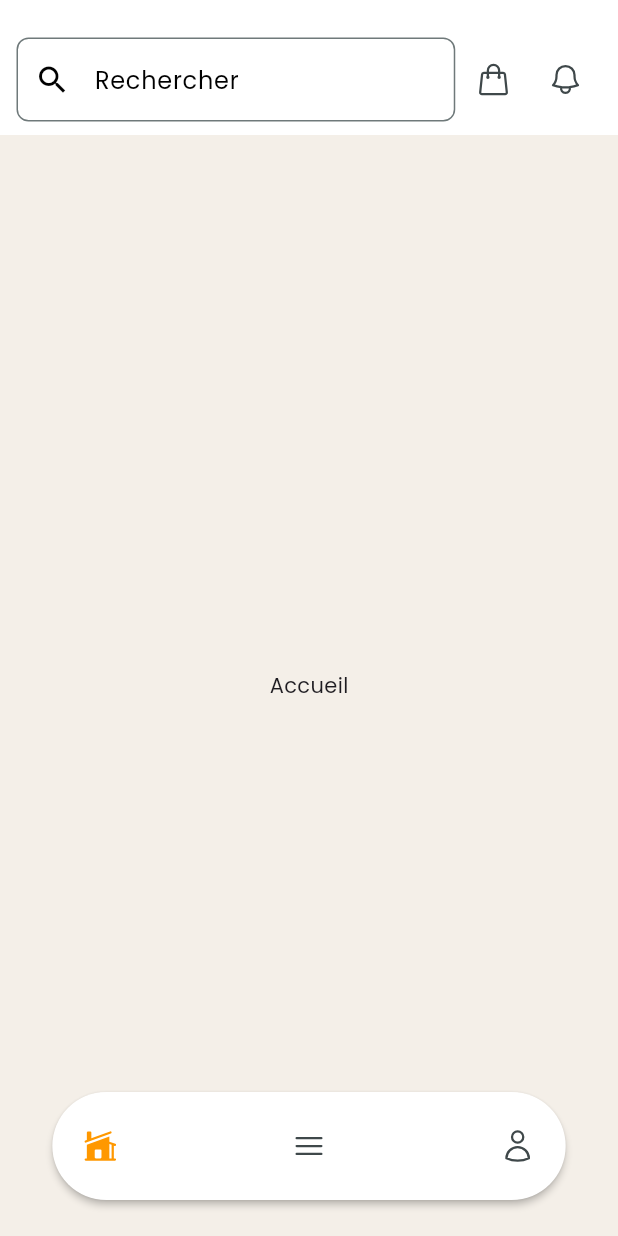
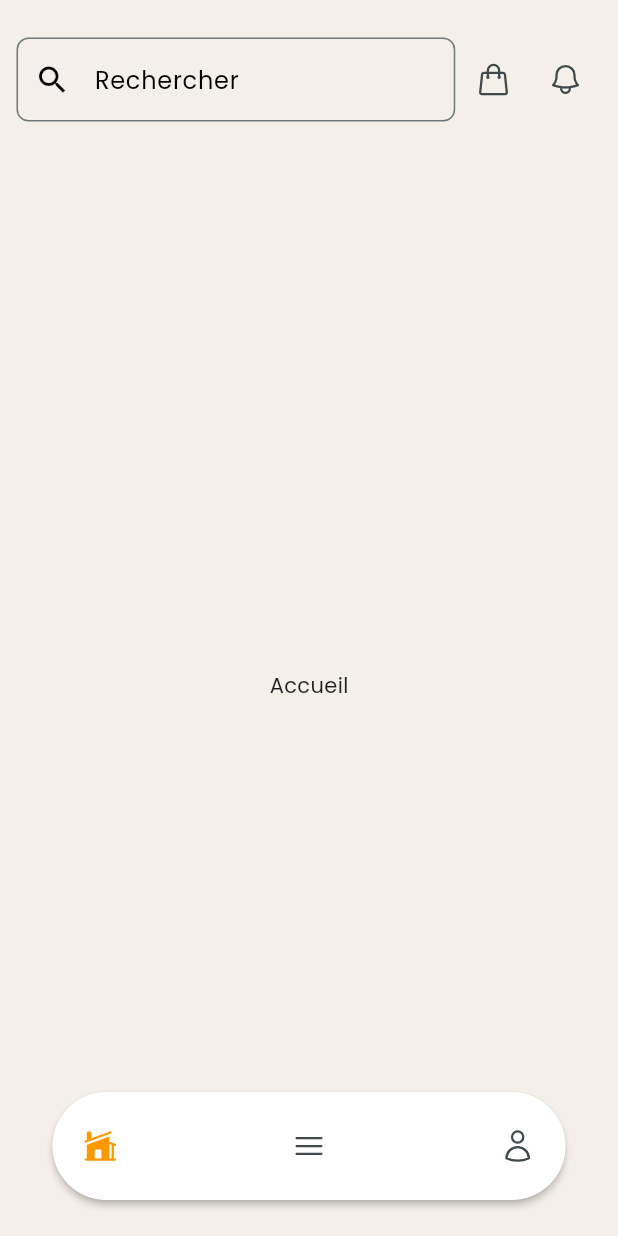
Before and after one commit to pierreEdimo/houlala_app, a Flutter app: the screen it shows after launch, on a phone screen of 412 x 824 dp. Run offline on Flutter 3.47's test engine with Material 3 defaults, Android fonts, the phone set to English and light mode, and no system bars; our stand-ins replace flutter_dotenv, flutter_riverpod, flutter_secure_storage, freezed_annotation, google_fonts, heroicons.

Commit message:
le customAppbar est maintenant transparent.

```diff
--- a/lib/shared_widgets/c_app_bar.dart
+++ b/lib/shared_widgets/c_app_bar.dart
@@ -13,7 +13,7 @@ class CustomAppBar extends StatelessWidget implements PreferredSizeWidget {
   Widget build(BuildContext context) {
     return Container(
       padding: const EdgeInsets.symmetric(horizontal: horizontalPadding, vertical: verticalPadding),
-      color: Colors.white,
+      color: const Color(0xFFf4efe8),
       child: Column(
         children: [
           Expanded(child: Container()),
```
